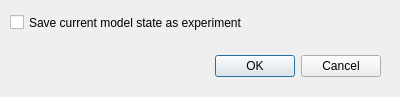
Old version of the form src/ui/save_current_state_window/save_current_state_window.ui in the repository ShompolovMaxim/FCM.
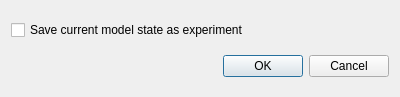
New version of the form.

What changed in the file:
```diff
--- a/src/ui/save_current_state_window/save_current_state_window.ui
+++ b/src/ui/save_current_state_window/save_current_state_window.ui
@@ -13,15 +13,16 @@
   <property name="windowTitle">
    <string>Save current model state as experiment?</string>
   </property>
+  <layout class="QGridLayout" name="gridLayout">
+   <item row="0" column="0">
+    <widget class="QCheckBox" name="saveCurrentState">
+     <property name="text">
+      <string>Save current model state as experiment</string>
+     </property>
+    </widget>
+   </item>
+   <item row="1" column="0">
   <widget class="QDialogButtonBox" name="buttonBox">
-   <property name="geometry">
-    <rect>
-     <x>40</x>
-     <y>50</y>
-     <width>341</width>
-     <height>32</height>
-    </rect>
-   </property>
    <property name="orientation">
     <enum>Qt::Orientation::Horizontal</enum>
    </property>
@@ -29,19 +30,8 @@
     <set>QDialogButtonBox::StandardButton::Cancel|QDialogButtonBox::StandardButton::Ok</set>
    </property>
   </widget>
-  <widget class="QCheckBox" name="saveCurrentState">
-   <property name="geometry">
-    <rect>
-     <x>10</x>
-     <y>10</y>
-     <width>301</width>
-     <height>25</height>
-    </rect>
-   </property>
-   <property name="text">
-    <string>Save current model state as experiment</string>
-   </property>
-  </widget>
+   </item>
+  </layout>
  </widget>
  <resources/>
  <connections>
```
Lines whose indentation alone changed are shown as unchanged.
